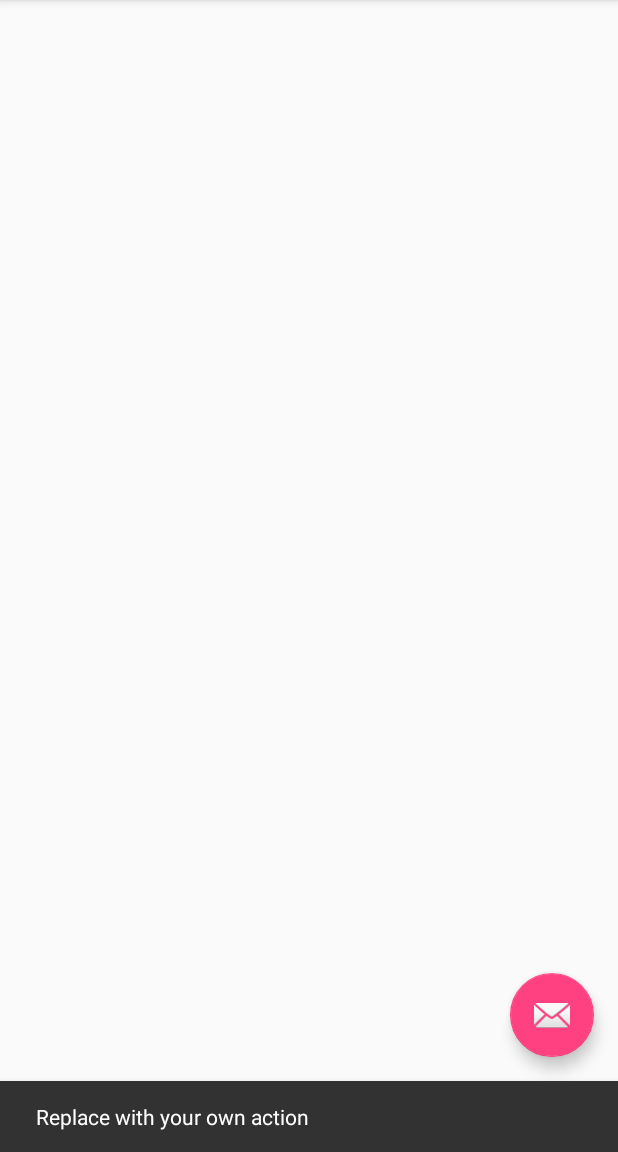
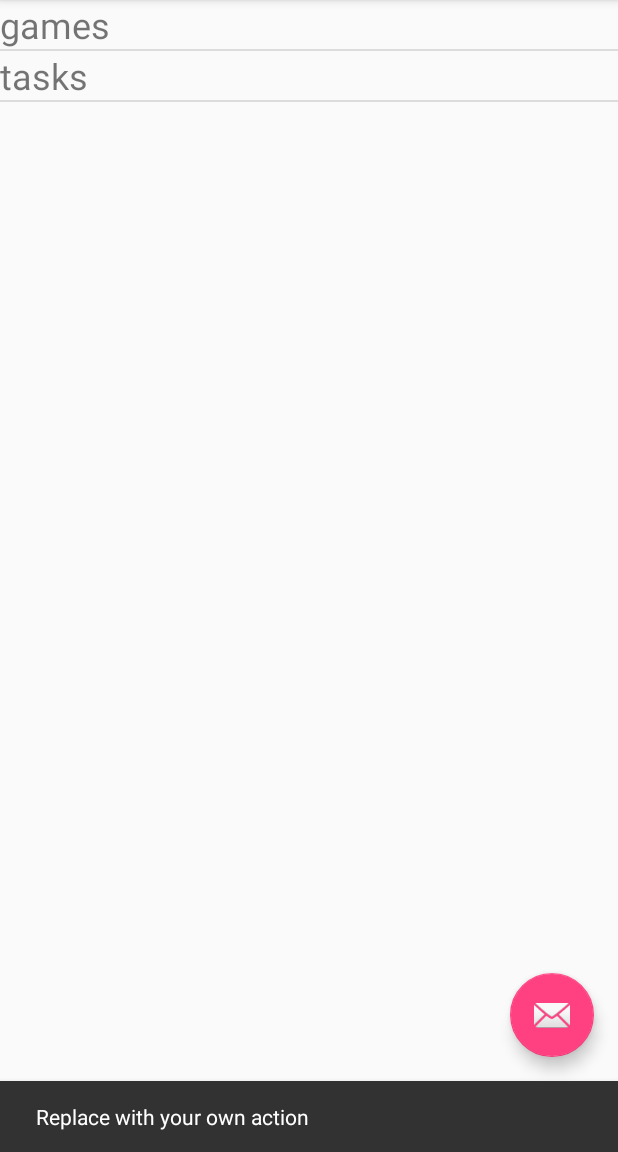
Before and after one commit to SkarletKill/NoteS, an Android app: the screen it shows after launch (CategotyActivity), after a tap on an icon or button, on a phone screen of 412 x 824 dp, the part 84-1236 px from its top. Run offline under Robolectric (Android 15) with nearby library versions, the phone set to English and light mode, and no system bars.

Commit message:
simple listView

```diff
--- a/app/src/main/java/notes/neo/skarlet/notes/CategotyActivity.java
+++ b/app/src/main/java/notes/neo/skarlet/notes/CategotyActivity.java
@@ -1,5 +1,6 @@
 package notes.neo.skarlet.notes;
 
+import android.content.res.Resources;
 import android.os.Bundle;
 import android.support.design.widget.FloatingActionButton;
 import android.support.design.widget.Snackbar;
@@ -8,8 +9,12 @@ import android.support.v7.widget.Toolbar;
 import android.view.View;
 import android.view.Menu;
 import android.view.MenuItem;
+import android.widget.ArrayAdapter;
+import android.widget.ListView;
 
 public class CategotyActivity extends AppCompatActivity {
+    private ListView categoriesListView;
+    private String[] categories;
 
     @Override
     protected void onCreate(Bundle savedInstanceState) {
@@ -26,6 +31,12 @@ public class CategotyActivity extends AppCompatActivity {
                         .setAction("Action", null).show();
             }
         });
+
+        Resources res = getResources();
+        categoriesListView = (ListView) findViewById(R.id.categories);
+        categories = res.getStringArray(R.array.categories);
+
+        categoriesListView.setAdapter(new ArrayAdapter<String>(this, R.layout.categories_listview_datail, categories));
     }
 
     @Override
--- /dev/null
+++ b/app/src/main/res/layout/categories_listview_datail.xml
@@ -0,0 +1,7 @@
+<?xml version="1.0" encoding="utf-8"?>
+<TextView xmlns:android="http://schemas.android.com/apk/res/android"
+    android:layout_width="match_parent"
+    android:layout_height="match_parent"
+    android:textSize="24sp">
+
+</TextView>
```
Also changed, not shown: app/src/main/res/values/strings.xml (+10 -0 lines).
